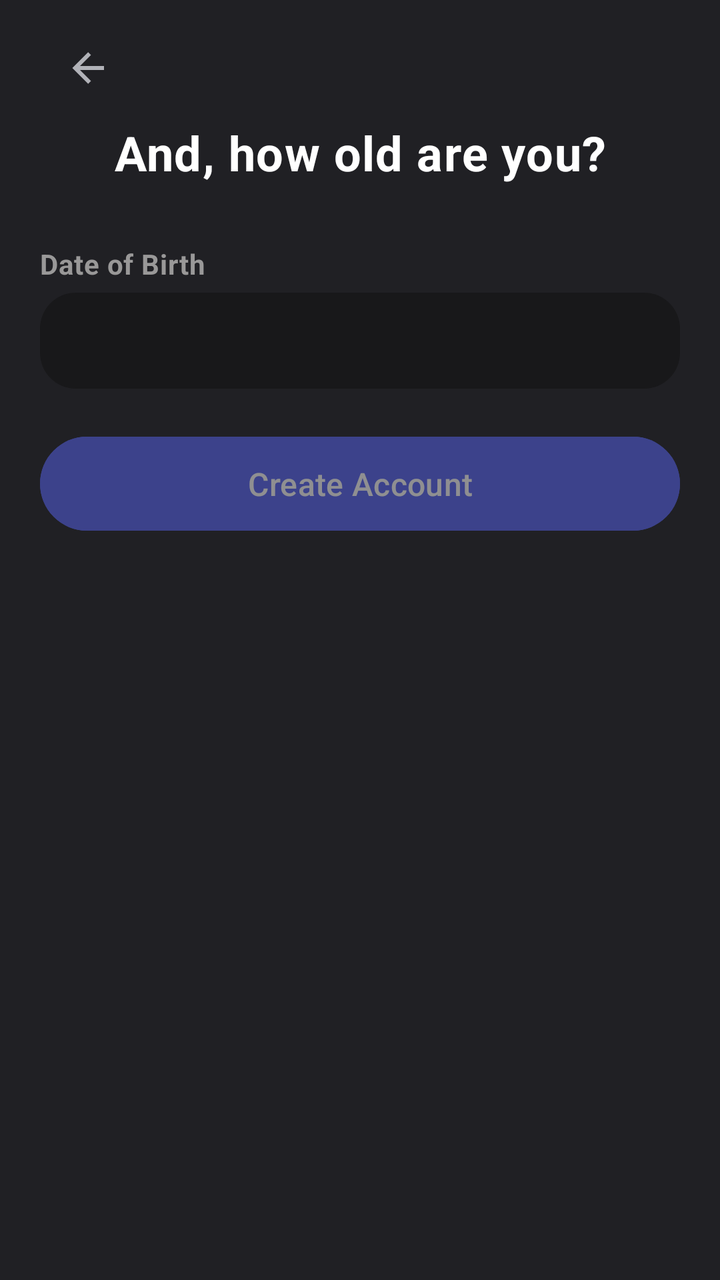
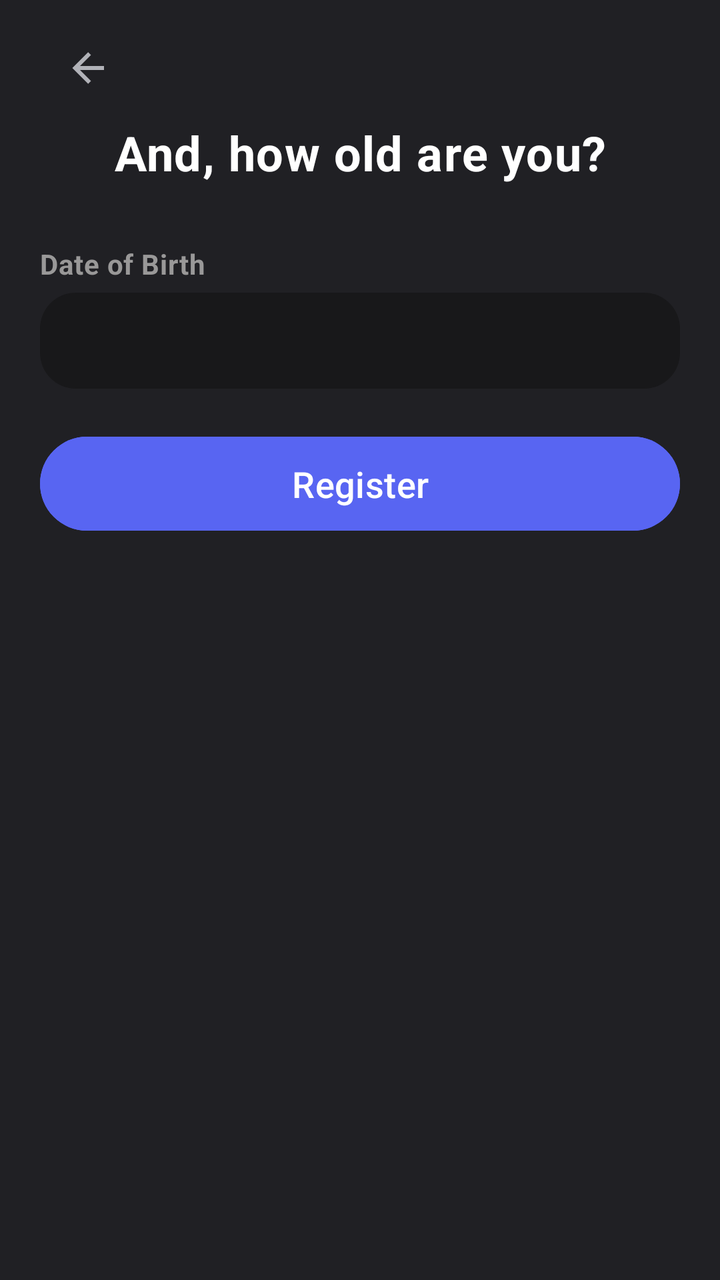

Before-and-after screenshots of an Android layout around one commit, followed by the original layout XML and the change that was made.
<!-- AndroidManifest.xml: application theme Theme.Doscord -->
<!-- res/layout/activity_reg_bday.xml -->
<?xml version="1.0" encoding="utf-8"?>
<androidx.constraintlayout.widget.ConstraintLayout xmlns:android="http://schemas.android.com/apk/res/android"
    xmlns:app="http://schemas.android.com/apk/res-auto"
    xmlns:tools="http://schemas.android.com/tools"
    android:id="@+id/main"
    android:animateLayoutChanges="true"
    android:layout_width="match_parent"
    android:layout_height="match_parent"
    android:background="@color/bgGray"
    tools:context=".activities.menu.RegBdayActivity">

    <TextView
        android:id="@+id/regBdayServerWarning"
        android:layout_width="0dp"
        android:layout_height="wrap_content"
        android:layout_marginStart="20dp"
        android:layout_marginTop="7dp"
        android:layout_marginEnd="20dp"
        android:letterSpacing="0.02"
        android:text="@string/server_error_check_your_network_connection_and_try_again"
        android:textColor="@color/red"
        android:textSize="12sp"
        android:textStyle="bold"
        android:visibility="gone"
        app:layout_constraintEnd_toEndOf="parent"
        app:layout_constraintStart_toStartOf="parent"
        app:layout_constraintTop_toBottomOf="@id/regBdayNextContainer" />

    <TextView
        android:id="@+id/regBdayWarning"
        android:layout_width="0dp"
        android:layout_height="wrap_content"
        android:layout_marginStart="20dp"
        android:layout_marginTop="7dp"
        android:layout_marginEnd="20dp"
        android:letterSpacing="0.02"
        android:text="@string/must_be_at_least_13_years_old_to_create_an_account"
        android:textColor="@color/red"
        android:textSize="12sp"
        android:textStyle="bold"
        android:visibility="gone"
        app:layout_constraintEnd_toEndOf="parent"
        app:layout_constraintStart_toStartOf="parent"
        app:layout_constraintTop_toBottomOf="@id/regBdayInput" />

    <ImageButton
        android:id="@+id/regBdayBackBtn"
        android:layout_width="48dp"
        android:layout_height="48dp"
        android:layout_marginStart="20dp"
        android:layout_marginTop="10dp"
        android:background="@android:color/transparent"
        android:contentDescription="@string/back"
        android:onClick="finish"
        android:padding="12dp"
        android:scaleType="centerInside"
        app:layout_constraintStart_toStartOf="parent"
        app:layout_constraintTop_toTopOf="parent"
        app:srcCompat="@drawable/back_arrow"
        app:tint="@color/textGray" />

    <TextView
        android:id="@+id/regBdayTitle"
        android:layout_width="wrap_content"
        android:layout_height="wrap_content"
        android:layout_marginTop="60dp"
        android:gravity="center"
        android:letterSpacing="0.02"
        android:text="@string/and_how_old_are_you"
        android:textColor="#FFFFFF"
        android:textSize="24sp"
        android:textStyle="bold"
        app:layout_constraintEnd_toEndOf="parent"
        app:layout_constraintStart_toStartOf="parent"
        app:layout_constraintTop_toTopOf="parent" />

    <TextView
        android:id="@+id/regBdayLabel"
        android:layout_width="wrap_content"
        android:layout_height="wrap_content"
        android:layout_marginStart="20dp"
        android:layout_marginTop="30dp"
        android:labelFor="@id/regBdayInput"
        android:letterSpacing="0.02"
        android:text="@string/date_of_birth"
        android:textColor="#999898"
        android:textStyle="bold"
        app:layout_constraintStart_toStartOf="parent"
        app:layout_constraintTop_toBottomOf="@+id/regBdayTitle" />

    <EditText
        android:id="@+id/regBdayInput"
        android:layout_width="0dp"
        android:layout_height="48dp"
        android:layout_marginHorizontal="20dp"
        android:layout_marginStart="20dp"
        android:layout_marginTop="5dp"
        android:layout_marginEnd="20dp"
        android:autofillHints="birthday"
        android:background="@drawable/input_background_transparent"
        android:clickable="true"
        android:focusable="false"
        android:inputType="none"
        android:paddingHorizontal="15dp"
        android:paddingLeft="15dp"
        android:paddingRight="15dp"
        android:textColor="#FFFFFF"
        android:textColorHint="#767676"
        android:textSize="16sp"
        app:layout_constraintEnd_toEndOf="parent"
        app:layout_constraintStart_toStartOf="parent"
        app:layout_constraintTop_toBottomOf="@+id/regBdayLabel"
        tools:ignore="KeyboardInaccessibleWidget" />

    <FrameLayout
        android:id="@+id/regBdayNextContainer"
        android:layout_width="0dp"
        android:layout_height="55dp"
        android:layout_marginHorizontal="20dp"
        android:layout_marginStart="20dp"
        android:layout_marginTop="20dp"
        android:layout_marginEnd="20dp"
        app:layout_constraintEnd_toEndOf="parent"
        app:layout_constraintStart_toStartOf="parent"
        app:layout_constraintTop_toBottomOf="@+id/regBdayWarning">

        <Button
            android:id="@+id/regBdayNextBtn"
            android:layout_width="match_parent"
            android:layout_height="match_parent"
            android:alpha="0.5"
            android:backgroundTint="#5865f2"
            android:enabled="false"
            android:onClick="registerReq"
            android:text="@string/create_account"
            android:textAllCaps="false"
            android:textColor="@color/white"
            android:textSize="16sp" />

        <LinearLayout
            android:id="@+id/loadingDots"
            android:layout_width="wrap_content"
            android:layout_height="wrap_content"
            android:layout_gravity="center"
            android:visibility="gone">

            <View
                android:id="@+id/dot1"
                android:layout_width="8dp"
                android:layout_height="8dp"
                android:layout_margin="4dp"
                android:background="@drawable/dot_shape" />

            <View
                android:id="@+id/dot2"
                android:layout_width="8dp"
                android:layout_height="8dp"
                android:layout_margin="4dp"
                android:background="@drawable/dot_shape" />

            <View
                android:id="@+id/dot3"
                android:layout_width="8dp"
                android:layout_height="8dp"
                android:layout_margin="4dp"
                android:background="@drawable/dot_shape" />
        </LinearLayout>
    </FrameLayout>

</androidx.constraintlayout.widget.ConstraintLayout>
<!-- resources referenced by this layout -->
<resources>
  <color name="bgGray">#202024</color>
  <color name="red">#FA777B</color>
  <color name="textGray">#b1b2b8</color>
  <color name="white">#FFFFFFFF</color>
  <!-- drawable back_arrow (drawable) -->
  <vector xmlns:android="http://schemas.android.com/apk/res/android"
      android:width="80dp"
      android:height="80dp"
      android:viewportWidth="80"
      android:viewportHeight="80">
    <path
        android:pathData="M66.667,36.667V43.333L26.667,43.333L45,61.667L40.267,66.4L13.867,40L40.267,13.6L45,18.333L26.667,36.667L66.667,36.667Z"
        android:fillColor="#ABABAB"/>
  </vector>
  <!-- drawable dot_shape (drawable) -->
  <?xml version="1.0" encoding="utf-8"?>
  <shape xmlns:android="http://schemas.android.com/apk/res/android"
      android:shape="oval">
      <solid android:color="#fff" />
      <size android:width="8dp" android:height="8dp" />
  </shape>
  <!-- drawable input_background_transparent (drawable) -->
  <?xml version="1.0" encoding="utf-8"?>
  <shape xmlns:android="http://schemas.android.com/apk/res/android"
      android:shape="rectangle">
  
      
      <solid android:color="#80111111" />
  
      
      <corners android:radius="18dp" />
  </shape>
  <string name="and_how_old_are_you">And, how old are you?</string>
  <string name="back">Back</string>
  <string name="create_account">Create Account</string>
  <string name="date_of_birth">Date of Birth</string>
  <string name="must_be_at_least_13_years_old_to_create_an_account">Must be at least 13 years old to create an account.</string>
  <string name="server_error_check_your_network_connection_and_try_again">Server Error! Check your network connection and try again.</string>
  <style name="Theme.Doscord" parent="Base.Theme.Doscord" />
  <style name="Base.Theme.Doscord" parent="Theme.Material3.DayNight.NoActionBar">
          
          
          <item name="colorOnSurface">#FFFFFF</item>
          <item name="android:textColorPrimary">#FFFFFF</item>
          <item name="android:datePickerDialogTheme">@style/MyDatePickerStyle</item>
      </style>
  <style name="MyDatePickerStyle" parent="Theme.AppCompat.Light.Dialog">
          <item name="colorAccent">@color/purple_500</item>
          <item name="android:windowBackground">@android:color/black</item>
          <item name="android:textColorPrimary">@android:color/white</item>
          <item name="android:textColorSecondary">@android:color/darker_gray</item>
      </style>
  <color name="purple_500">#6200EE</color>
</resources>

<!-- the commit's change to res/layout/activity_reg_bday.xml (unified diff, before → after) -->
@@ -24,7 +24,7 @@
         android:visibility="gone"
         app:layout_constraintEnd_toEndOf="parent"
         app:layout_constraintStart_toStartOf="parent"
-        app:layout_constraintTop_toBottomOf="@id/regBdayNextContainer" />
+        app:layout_constraintTop_toBottomOf="@id/regBdayBtnContainer" />
 
     <TextView
         android:id="@+id/regBdayWarning"
@@ -44,7 +44,7 @@
         app:layout_constraintTop_toBottomOf="@id/regBdayInput" />
 
     <ImageButton
-        android:id="@+id/regBdayBackBtn"
+        android:id="@+id/backBtn"
         android:layout_width="48dp"
         android:layout_height="48dp"
         android:layout_marginStart="20dp"
@@ -113,58 +113,40 @@
         tools:ignore="KeyboardInaccessibleWidget" />
 
     <FrameLayout
-        android:id="@+id/regBdayNextContainer"
+        android:id="@+id/regBdayBtnContainer"
         android:layout_width="0dp"
         android:layout_height="55dp"
-        android:layout_marginHorizontal="20dp"
         android:layout_marginStart="20dp"
         android:layout_marginTop="20dp"
         android:layout_marginEnd="20dp"
         app:layout_constraintEnd_toEndOf="parent"
         app:layout_constraintStart_toStartOf="parent"
-        app:layout_constraintTop_toBottomOf="@+id/regBdayWarning">
+        app:layout_constraintTop_toBottomOf="@id/regBdayWarning">
 
         <Button
-            android:id="@+id/regBdayNextBtn"
+            android:id="@+id/regBdayBtn"
             android:layout_width="match_parent"
             android:layout_height="match_parent"
-            android:alpha="0.5"
             android:backgroundTint="#5865f2"
-            android:enabled="false"
             android:onClick="registerReq"
-            android:text="@string/create_account"
-            android:textAllCaps="false"
+            android:text="@string/register"
             android:textColor="@color/white"
-            android:textSize="16sp" />
+            android:textSize="18sp" />
 
-        <LinearLayout
-            android:id="@+id/loadingDots"
-            android:layout_width="wrap_content"
-            android:layout_height="wrap_content"
+        <com.airbnb.lottie.LottieAnimationView
+            android:id="@+id/lottieAnim"
+            android:layout_width="match_parent"
+            android:layout_height="150dp"
             android:layout_gravity="center"
-            android:visibility="gone">
+            android:visibility="gone"
+            app:layout_constraintBottom_toBottomOf="parent"
+            app:layout_constraintEnd_toEndOf="parent"
+            app:layout_constraintStart_toStartOf="parent"
+            app:layout_constraintTop_toTopOf="parent"
+            app:lottie_autoPlay="true"
+            app:lottie_loop="true"
+            app:lottie_rawRes="@raw/white_loading" />
 
-            <View
-                android:id="@+id/dot1"
-                android:layout_width="8dp"
-                android:layout_height="8dp"
-                android:layout_margin="4dp"
-                android:background="@drawable/dot_shape" />
-
-            <View
-                android:id="@+id/dot2"
-                android:layout_width="8dp"
-                android:layout_height="8dp"
-                android:layout_margin="4dp"
-                android:background="@drawable/dot_shape" />
-
-            <View
-                android:id="@+id/dot3"
-                android:layout_width="8dp"
-                android:layout_height="8dp"
-                android:layout_margin="4dp"
-                android:background="@drawable/dot_shape" />
-        </LinearLayout>
     </FrameLayout>
 
 </androidx.constraintlayout.widget.ConstraintLayout>
<!-- resource entries referenced after the edit -->
@@ -14,13 +14,6 @@
         android:pathData="M66.667,36.667V43.333L26.667,43.333L45,61.667L40.267,66.4L13.867,40L40.267,13.6L45,18.333L26.667,36.667L66.667,36.667Z"
         android:fillColor="#ABABAB"/>
   </vector>
-  <!-- drawable dot_shape (drawable) -->
-  <?xml version="1.0" encoding="utf-8"?>
-  <shape xmlns:android="http://schemas.android.com/apk/res/android"
-      android:shape="oval">
-      <solid android:color="#fff" />
-      <size android:width="8dp" android:height="8dp" />
-  </shape>
   <!-- drawable input_background_transparent (drawable) -->
   <?xml version="1.0" encoding="utf-8"?>
   <shape xmlns:android="http://schemas.android.com/apk/res/android"
@@ -34,9 +27,9 @@
   </shape>
   <string name="and_how_old_are_you">And, how old are you?</string>
   <string name="back">Back</string>
-  <string name="create_account">Create Account</string>
   <string name="date_of_birth">Date of Birth</string>
   <string name="must_be_at_least_13_years_old_to_create_an_account">Must be at least 13 years old to create an account.</string>
+  <string name="register">Register</string>
   <string name="server_error_check_your_network_connection_and_try_again">Server Error! Check your network connection and try again.</string>
   <style name="Theme.Doscord" parent="Base.Theme.Doscord" />
   <style name="Base.Theme.Doscord" parent="Theme.Material3.DayNight.NoActionBar">
